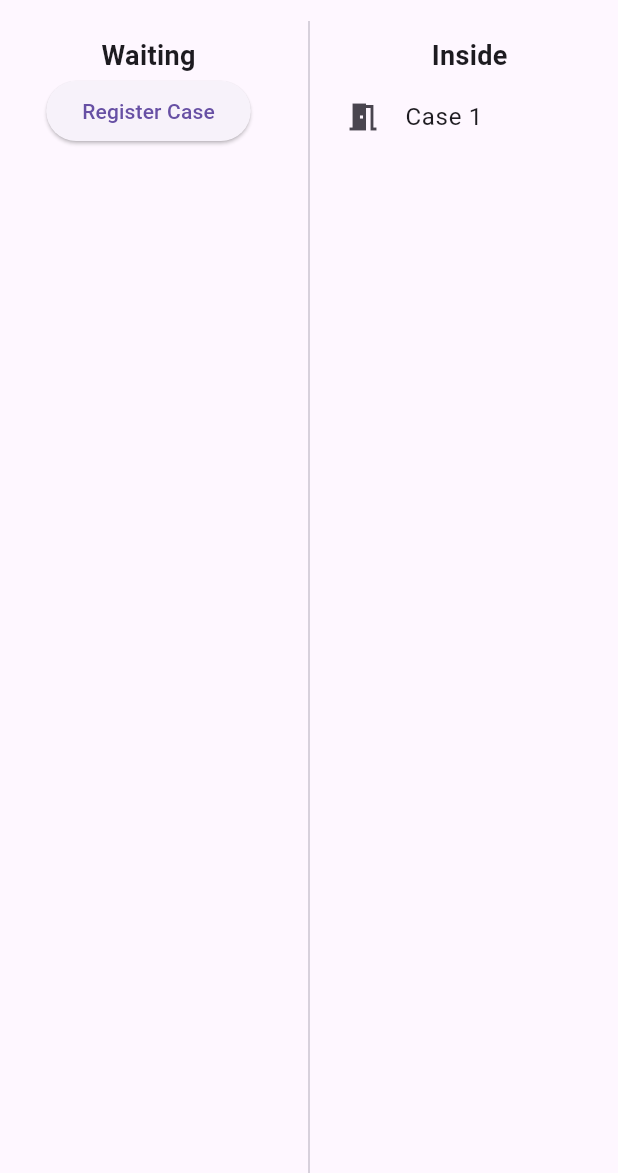
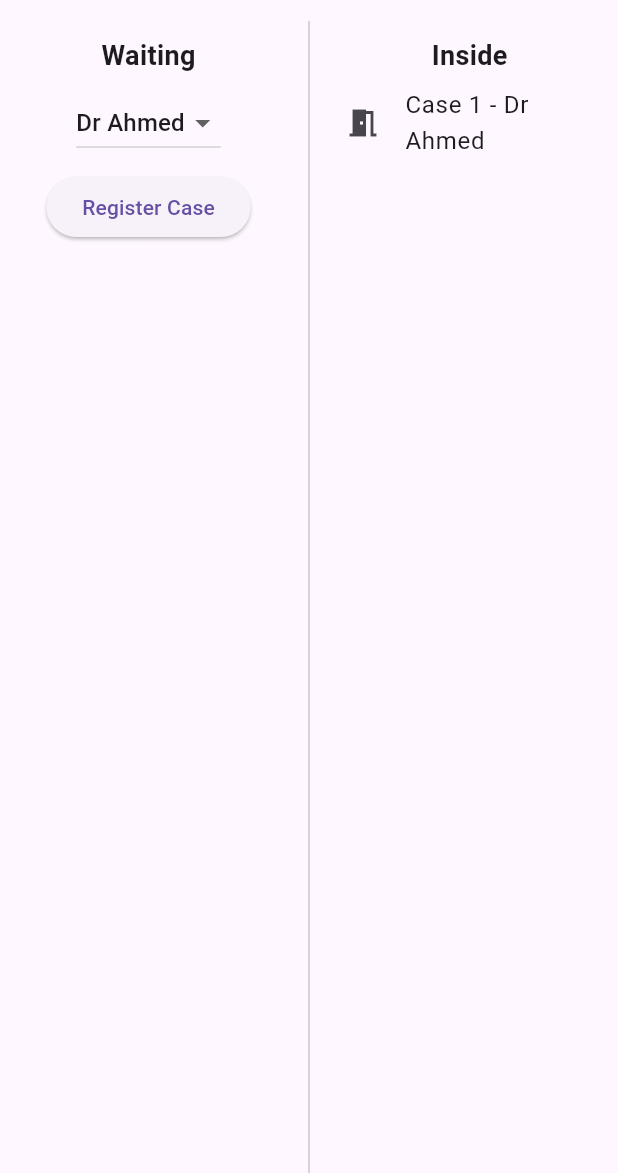
Before and after one commit to noourr/selene-reception, a Flutter app: the screen it shows after launch, after a tap on "Register Case", after a tap on the "login" icon, on a phone screen of 412 x 824 dp, the part 63-1236 px from its top. Run offline on Flutter 3.47's test engine with Material 3 defaults, Android fonts, the phone set to English and light mode, and no system bars; our stand-ins replace flutter_bloc.

Commit message:
Fix UI to match updated BLoC state and doctor selection

```diff
--- a/lib/screens/case_registration_screen/bloc/case_registration_bloc.dart
+++ b/lib/screens/case_registration_screen/bloc/case_registration_bloc.dart
@@ -7,24 +7,38 @@ class CaseRegistrationBloc
   final List<String> _waitingCases = [];
   final List<String> _insideCases = [];
 
+  String _selectedDoctor = 'Dr Ahmed';
+
   CaseRegistrationBloc()
-      : super(CaseState(waitingCases: [], insideCases: [])) {
-    on<RegisterCasePressed>((event, emit) {
+      : super(
+          CaseViewState(
+            waitingCases: [],
+            insideCases: [],
+            selectedDoctor: 'Dr Ahmed',
+          ),
+        ) {
+    on<AddCaseEvent>((event, emit) {
       _waitingCases.add('Case ${_waitingCases.length + 1}');
-      emit(CaseState(
-        waitingCases: List.from(_waitingCases),
-        insideCases: List.from(_insideCases),
-      ));
+      emit(_currentState());
     });
 
-    on<EnterSessionPressed>((event, emit) {
+    on<SelectDoctorEvent>((event, emit) {
+      _selectedDoctor = event.doctorName;
+      emit(_currentState());
+    });
+
+    on<MoveCaseInsideEvent>((event, emit) {
       _waitingCases.remove(event.caseName);
-      _insideCases.add(event.caseName);
-
-      emit(CaseState(
-        waitingCases: List.from(_waitingCases),
-        insideCases: List.from(_insideCases),
-      ));
+      _insideCases.add('${event.caseName} - $_selectedDoctor');
+      emit(_currentState());
     });
   }
+
+  CaseViewState _currentState() {
+    return CaseViewState(
+      waitingCases: List.from(_waitingCases),
+      insideCases: List.from(_insideCases),
+      selectedDoctor: _selectedDoctor,
+    );
+  }
 }
--- a/lib/screens/case_registration_screen/bloc/case_registration_event.dart
+++ b/lib/screens/case_registration_screen/bloc/case_registration_event.dart
@@ -1,9 +1,15 @@
 abstract class CaseRegistrationEvent {}
 
-class RegisterCasePressed extends CaseRegistrationEvent {}
+class AddCaseEvent extends CaseRegistrationEvent {}
 
-class EnterSessionPressed extends CaseRegistrationEvent {
+class MoveCaseInsideEvent extends CaseRegistrationEvent {
   final String caseName;
 
-  EnterSessionPressed(this.caseName);
+  MoveCaseInsideEvent(this.caseName);
 }
+
+class SelectDoctorEvent extends CaseRegistrationEvent {
+  final String doctorName;
+
+  SelectDoctorEvent(this.doctorName);
+}
--- a/lib/screens/case_registration_screen/bloc/case_registration_state.dart
+++ b/lib/screens/case_registration_screen/bloc/case_registration_state.dart
@@ -1,11 +1,13 @@
 abstract class CaseRegistrationState {}
 
-class CaseState extends CaseRegistrationState {
+class CaseViewState extends CaseRegistrationState {
   final List<String> waitingCases;
   final List<String> insideCases;
+  final String selectedDoctor;
 
-  CaseState({
+  CaseViewState({
     required this.waitingCases,
     required this.insideCases,
+    required this.selectedDoctor,
   });
 }
--- a/lib/screens/case_registration_screen/view/case_registration_page.dart
+++ b/lib/screens/case_registration_screen/view/case_registration_page.dart
@@ -17,10 +17,10 @@ class CaseRegistrationPage extends StatelessWidget {
         ),
         body: BlocBuilder<CaseRegistrationBloc, CaseRegistrationState>(
           builder: (context, state) {
-            if (state is CaseState) {
+            if (state is CaseViewState) {
               return Row(
                 children: [
-                  // Waiting List
+                  // ===== Waiting =====
                   Expanded(
                     child: Column(
                       children: [
@@ -28,16 +28,49 @@ class CaseRegistrationPage extends StatelessWidget {
                         const Text(
                           'Waiting',
                           style: TextStyle(
-                              fontSize: 18, fontWeight: FontWeight.bold),
+                            fontSize: 18,
+                            fontWeight: FontWeight.bold,
+                          ),
                         ),
+
+                        // Doctor selector
+                        Padding(
+                          padding: const EdgeInsets.all(8.0),
+                          child: DropdownButton<String>(
+                            value: state.selectedDoctor,
+                            items: const [
+                              DropdownMenuItem(
+                                value: 'Dr Ahmed',
+                                child: Text('Dr Ahmed'),
+                              ),
+                              DropdownMenuItem(
+                                value: 'Dr Sara',
+                                child: Text('Dr Sara'),
+                              ),
+                              DropdownMenuItem(
+                                value: 'Dr Omar',
+                                child: Text('Dr Omar'),
+                              ),
+                            ],
+                            onChanged: (value) {
+                              if (value != null) {
+                                context
+                                    .read<CaseRegistrationBloc>()
+                                    .add(SelectDoctorEvent(value));
+                              }
+                            },
+                          ),
+                        ),
+
                         ElevatedButton(
                           onPressed: () {
                             context
                                 .read<CaseRegistrationBloc>()
-                                .add(RegisterCasePressed());
+                                .add(AddCaseEvent());
                           },
                           child: const Text('Register Case'),
                         ),
+
                         Expanded(
                           child: ListView.builder(
                             itemCount: state.waitingCases.length,
@@ -52,7 +85,7 @@ class CaseRegistrationPage extends StatelessWidget {
                                     context
                                         .read<CaseRegistrationBloc>()
                                         .add(
-                                          EnterSessionPressed(caseName),
+                                          MoveCaseInsideEvent(caseName),
                                         );
                                   },
                                 ),
@@ -66,7 +99,7 @@ class CaseRegistrationPage extends StatelessWidget {
 
                   const VerticalDivider(),
 
-                  // Inside Session
+                  // ===== Inside =====
                   Expanded(
                     child: Column(
                       children: [
@@ -74,7 +107,9 @@ class CaseRegistrationPage extends StatelessWidget {
                         const Text(
                           'Inside',
                           style: TextStyle(
-                              fontSize: 18, fontWeight: FontWeight.bold),
+                            fontSize: 18,
+                            fontWeight: FontWeight.bold,
+                          ),
                         ),
                         Expanded(
                           child: ListView.builder(
@@ -83,7 +118,8 @@ class CaseRegistrationPage extends StatelessWidget {
                               return ListTile(
                                 leading:
                                     const Icon(Icons.meeting_room),
-                                title: Text(state.insideCases[index]),
+                                title:
+                                    Text(state.insideCases[index]),
                               );
                             },
                           ),
```
